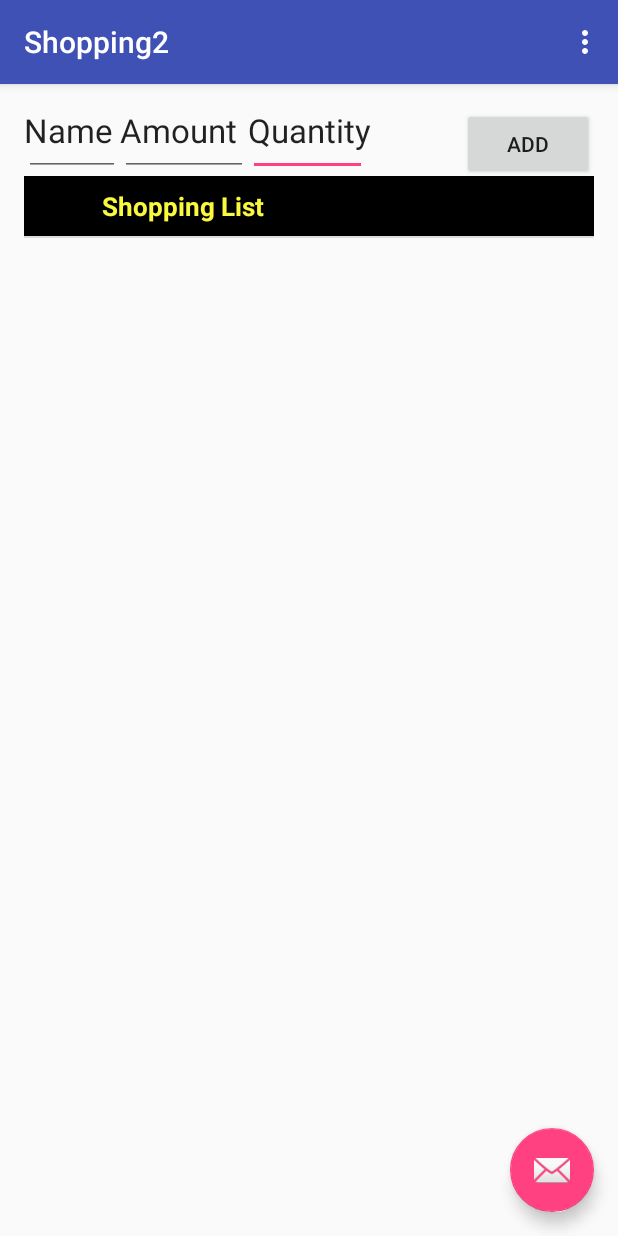
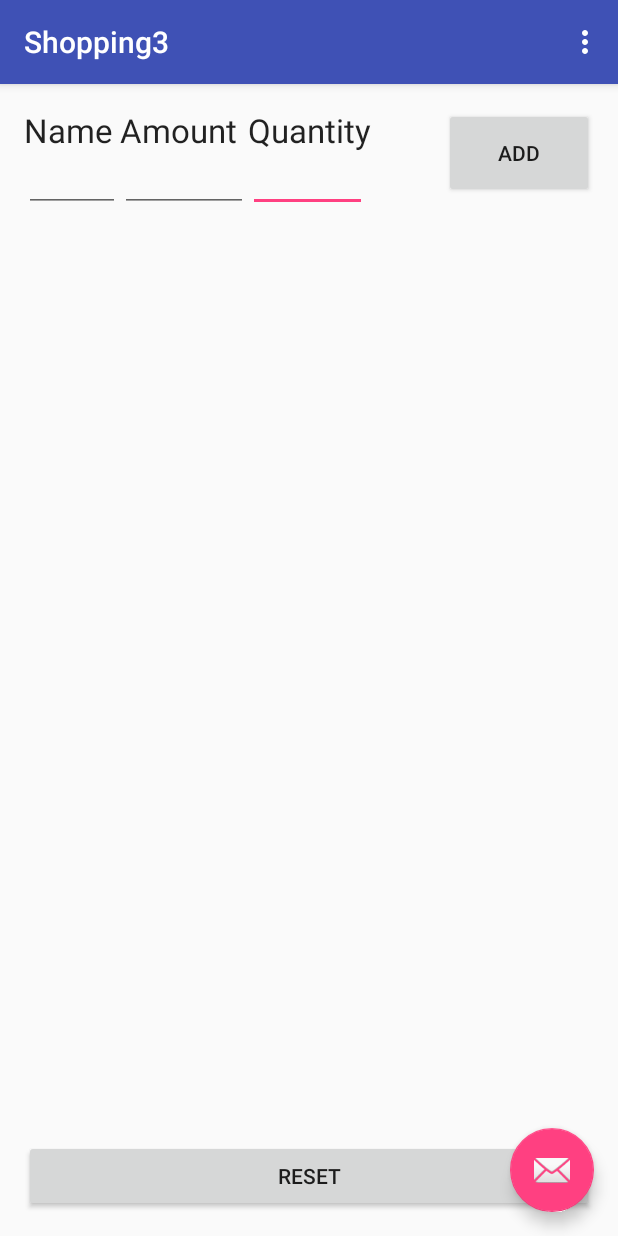
Before and after one commit to bbreck3/List, an Android app: the screen it shows after launch (MainActivity), after a tap on "ADD", on a phone screen of 412 x 824 dp. Run offline under Robolectric (Android 15) with nearby library versions, the phone set to English and light mode, and no system bars.

Commit message:
Alternative model / style for list app

```diff
--- a/app/build.gradle
+++ b/app/build.gradle
@@ -5,7 +5,7 @@ android {
     buildToolsVersion "24.0.0"
 
     defaultConfig {
-        applicationId "com.example.shopping2"
+        applicationId "com.example.shopping3"
         minSdkVersion 16
         targetSdkVersion 24
         versionCode 1
--- a/app/src/main/AndroidManifest.xml
+++ b/app/src/main/AndroidManifest.xml
@@ -1,6 +1,6 @@
 <?xml version="1.0" encoding="utf-8"?>
 <manifest xmlns:android="http://schemas.android.com/apk/res/android"
-    package="com.example.shopping2">
+    package="com.example.shopping3">
 
     <application
         android:allowBackup="true"
--- /dev/null
+++ b/app/src/main/java/com/example/shopping3/MainActivity.java
@@ -0,0 +1,142 @@
+package com.example.shopping3;
+
+import android.os.Bundle;
+import android.support.design.widget.FloatingActionButton;
+import android.support.design.widget.Snackbar;
+import android.support.v7.app.AppCompatActivity;
+import android.support.v7.widget.Toolbar;
+import android.view.View;
+import android.view.Menu;
+import android.view.MenuItem;
+import android.widget.AdapterView;
+import android.widget.ArrayAdapter;
+import android.widget.Button;
+import android.widget.EditText;
+import android.widget.ListView;
+import android.widget.Toast;
+
+import java.util.ArrayList;
+
+public class MainActivity extends AppCompatActivity {
+
+    EditText itmName, itmPrice, itmAmount;
+    Button btnAdd, btnReset;
+    ArrayList<String> items;
+    ListView listView;
+    ArrayAdapter<String> arrayAdapter;
+    @Override
+    protected void onCreate(Bundle savedInstanceState) {
+        super.onCreate(savedInstanceState);
+        setContentView(R.layout.activity_main);
+
+        //EditText Stuff
+        items = new ArrayList<String>();
+        itmName = (EditText)findViewById(R.id.et_item_name);
+        itmAmount = (EditText)findViewById(R.id.et_item_amount);
+        itmPrice = (EditText)findViewById(R.id.et_item_quantity);
+
+        //List Stuff
+        listView = (ListView)findViewById(R.id.listView);
+        arrayAdapter = new ArrayAdapter<String>(this, android.R.layout.simple_list_item_1,android.R.id.text1,items);
+        listView.setAdapter(arrayAdapter);
+
+        //Get list item info stuff
+        // ListView Item Click Listener
+        listView.setOnItemClickListener(new AdapterView.OnItemClickListener() {
+
+            @Override
+            public void onItemClick(AdapterView<?> parent, View view,
+                                    int position, long id) {
+
+                // ListView Clicked item index
+                int itemPosition     = position;
+
+                // ListView Clicked item value
+                String  itemValue    = (String) listView.getItemAtPosition(position);
+
+                // Show Alert
+                Toast.makeText(getApplicationContext(),
+                        "Position :"+itemPosition+"  ListItem : " +itemValue , Toast.LENGTH_LONG)
+                        .show();
+
+            }
+
+        });
+
+
+        /**
+         *      BUTTONS
+         *
+         */
+        //Button --> ADD
+        btnAdd = (Button)findViewById(R.id.btnAdd);
+        btnAdd.setOnClickListener(new View.OnClickListener(){
+
+            public void onClick(View v){
+                //if(!Character.isDigit(itmPrice.getText().toString().charAt(0)) || !Character.isDigit(itmAmount.getText().toString().charAt(0)) || !Character.isLetter(itmName.getText().toString().charAt(0))){
+                  if(itmAmount.getText().toString() =="" || itmName.getText().toString() =="" || itmPrice.getText().toString() ==""){
+                      Toast.makeText(getApplicationContext(), "No information to add", Toast.LENGTH_SHORT).show();
+                } else {
+                      String temp = "";
+                      String name = itmName.getText().toString();
+                      String price = itmAmount.getText().toString();
+                      String quantity = itmPrice.getText().toString();
+
+                      temp += name + ", " + price + ", " + quantity;
+                      if (temp == "") {
+                          Toast.makeText(getApplicationContext(), "No information to add", Toast.LENGTH_SHORT).show();
+                      } else {
+                          items.add(temp);
+                      }
+                  }
+            }
+        });
+
+        //Button --> RESET
+        btnReset = (Button)findViewById(R.id.btnReset);
+        btnReset.setOnClickListener(new View.OnClickListener(){
+
+            public void onClick(View v){
+                items.clear();
+                arrayAdapter.clear();
+                Toast.makeText(getApplicationContext(), "List cleared", Toast.LENGTH_SHORT).show();
+            }
+        });
+
+
+
+        Toolbar toolbar = (Toolbar) findViewById(R.id.toolbar);
+        setSupportActionBar(toolbar);
+
+        FloatingActionButton fab = (FloatingActionButton) findViewById(R.id.fab);
+        fab.setOnClickListener(new View.OnClickListener() {
+            @Override
+            public void onClick(View view) {
+                Snackbar.make(view, "Replace with your own action", Snackbar.LENGTH_LONG)
+                        .setAction("Action", null).show();
+            }
+        });
+    }
+
+    @Override
+    public boolean onCreateOptionsMenu(Menu menu) {
+        // Inflate the menu; this adds items to the action bar if it is present.
+        getMenuInflater().inflate(R.menu.menu_main, menu);
+        return true;
+    }
+
+    @Override
+    public boolean onOptionsItemSelected(MenuItem item) {
+        // Handle action bar item clicks here. The action bar will
+        // automatically handle clicks on the Home/Up button, so long
+        // as you specify a parent activity in AndroidManifest.xml.
+        int id = item.getItemId();
+
+        //noinspection SimplifiableIfStatement
+        if (id == R.id.action_settings) {
+            return true;
+        }
+
+        return super.onOptionsItemSelected(item);
+    }
+}
--- a/app/src/main/res/layout/activity_main.xml
+++ b/app/src/main/res/layout/activity_main.xml
@@ -5,7 +5,7 @@
     android:layout_width="match_parent"
     android:layout_height="match_parent"
     android:fitsSystemWindows="true"
-    tools:context="com.example.shopping2.MainActivity">
+    tools:context="com.example.shopping3.MainActivity">
 
     <android.support.design.widget.AppBarLayout
         android:layout_width="match_parent"
--- a/app/src/main/res/layout/content_main.xml
+++ b/app/src/main/res/layout/content_main.xml
@@ -9,8 +9,9 @@
     android:paddingRight="@dimen/activity_horizontal_margin"
     android:paddingTop="@dimen/activity_vertical_margin"
     app:layout_behavior="@string/appbar_scrolling_view_behavior"
-    tools:context="com.example.shopping2.MainActivity"
+    tools:context="com.example.shopping3.MainActivity"
     tools:showIn="@layout/activity_main">
+
     <TextView
         android:layout_width="132dp"
         android:layout_height="wrap_content"
@@ -38,58 +39,43 @@
         android:text="Quantity"
         android:id="@+id/tv_item_quantity"
         android:layout_alignTop="@+id/tv_item_amount"
-        android:layout_alignRight="@+id/linearLayout"
-        android:layout_alignEnd="@+id/linearLayout"
+
         android:layout_toRightOf="@+id/et_item_amount"
         android:layout_toEndOf="@+id/et_item_amount" />
     <EditText
         android:layout_width="79dp"
-        android:layout_height="wrap_content"
+        android:layout_height="40dp"
         android:inputType="number"
         android:ems="10"
         android:id="@+id/et_item_quantity"
         android:layout_gravity="right"
-        android:layout_above="@+id/linearLayout"
+        android:layout_below="@+id/tv_item_quantity"
+
         android:layout_alignLeft="@+id/tv_item_quantity"
         android:layout_alignStart="@+id/tv_item_quantity" />
 
     <EditText
         android:layout_width="64dp"
-        android:layout_height="wrap_content"
+        android:layout_height="40dp"
         android:id="@+id/et_item_name"
-        android:layout_alignParentTop="true" />
+        android:layout_below="@+id/tv_item_name" />
 
     <EditText
         android:layout_width="85dp"
-        android:layout_height="wrap_content"
+        android:layout_height="40dp"
         android:inputType="numberDecimal"
         android:ems="10"
         android:id="@+id/et_item_amount"
-        android:layout_alignParentTop="true"
+        android:layout_alignParentTop="false"
+        android:paddingTop="10dp"
+        android:paddingBottom="10dp"
         android:layout_toRightOf="@+id/et_item_name"
-        android:layout_toEndOf="@+id/et_item_name" />
-
-    <LinearLayout
-        android:orientation="vertical"
-        android:layout_width="match_parent"
-        android:layout_height="match_parent"
-        android:layout_below="@+id/et_item_name"
-        android:id="@+id/linearLayout"
-        android:layout_alignParentLeft="true"
-        android:layout_alignParentStart="true">
-
-
-
-
-        <ExpandableListView
-            android:layout_width="match_parent"
-            android:layout_height="279dp"
-            android:id="@+id/expandableListView" />
-    </LinearLayout>
+        android:layout_toEndOf="@+id/et_item_name"
+        android:layout_below="@+id/tv_item_amount"/>
 
     <Button
-        android:layout_width="wrap_content"
-        android:layout_height="wrap_content"
+        android:layout_width="100dp"
+        android:layout_height="60dp"
         android:text="Add"
         android:id="@+id/btnAdd"
         android:layout_alignParentRight="true"
@@ -97,4 +83,23 @@
         android:layout_alignParentTop="true" />
 
 
+    <ListView
+        android:layout_width="wrap_content"
+        android:layout_height="350dp"
+        android:id="@+id/listView"
+        android:layout_below="@+id/et_item_quantity"
+        android:layout_alignParentLeft="true"
+        android:layout_alignParentStart="true" />
+
+
+    <Button
+        android:layout_width="wrap_content"
+        android:layout_height="wrap_content"
+        android:text="Reset"
+        android:id="@+id/btnReset"
+        android:layout_alignParentBottom="true"
+        android:layout_alignParentLeft="true"
+        android:layout_alignParentStart="true"
+        android:layout_alignRight="@+id/listView"
+        android:layout_alignEnd="@+id/listView" />
 </RelativeLayout>
--- a/app/src/main/res/menu/menu_main.xml
+++ b/app/src/main/res/menu/menu_main.xml
@@ -1,7 +1,7 @@
 <menu xmlns:android="http://schemas.android.com/apk/res/android"
     xmlns:app="http://schemas.android.com/apk/res-auto"
     xmlns:tools="http://schemas.android.com/tools"
-    tools:context="com.example.shopping2.MainActivity">
+    tools:context="com.example.shopping3.MainActivity">
     <item
         android:id="@+id/action_settings"
         android:orderInCategory="100"
--- a/app/src/main/res/values/strings.xml
+++ b/app/src/main/res/values/strings.xml
@@ -1,4 +1,5 @@
 <resources>
-    <string name="app_name">Shopping2</string>
+    <string name="app_name">Shopping3</string>
     <string name="action_settings">Settings</string>
+    <string name="title_activity_list">ListActivity</string>
 </resources>
```
Also changed, not shown: 2 other files.
